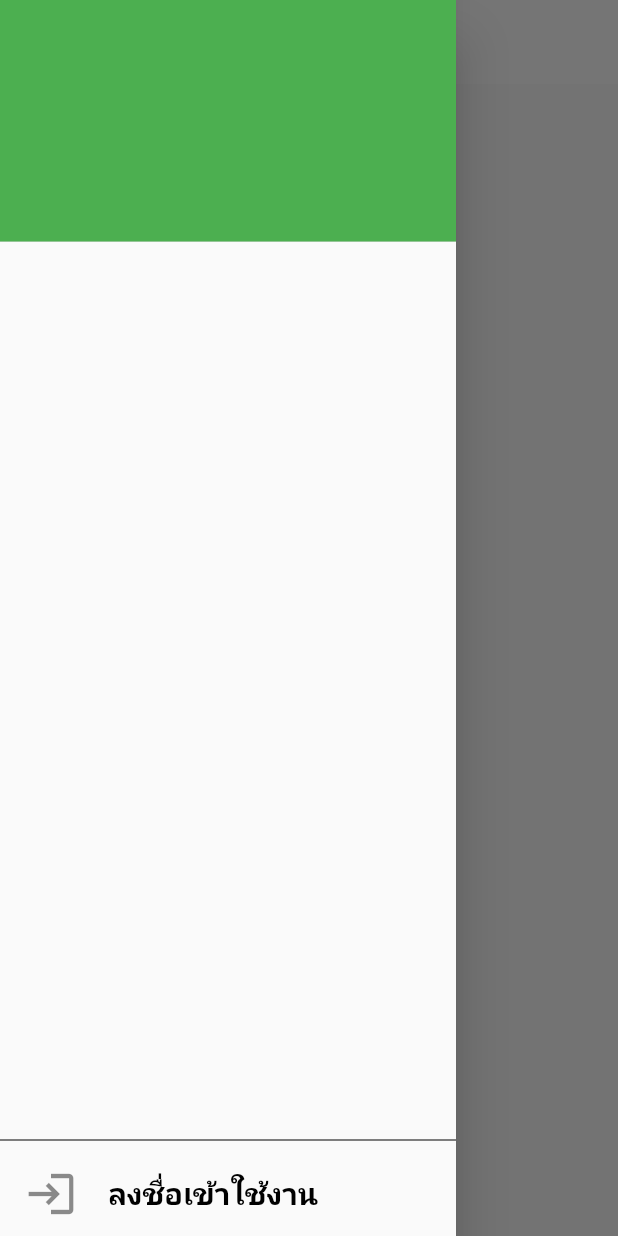
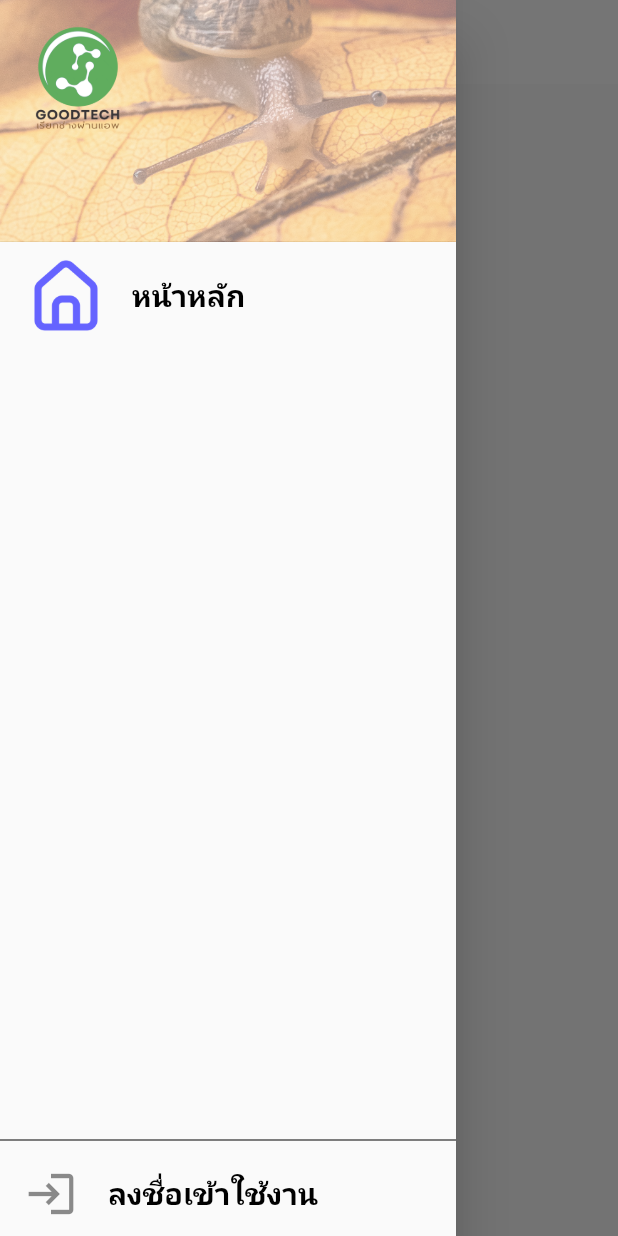
Before and after one commit to thummanoon/goodtech, a Flutter app: the screen it shows after launch, with the side drawer open, on a phone screen of 412 x 824 dp. Run offline on Flutter 3.47's test engine with Material 2 defaults, Android fonts, the phone set to English and light mode, and no system bars; our stand-ins replace cloud_firestore, firebase_auth, firebase_core, geolocator, get, google_maps_flutter; accounts and stored records are empty.

Commit message:
finish6 Dec

```diff
--- a/lib/states/main_home.dart
+++ b/lib/states/main_home.dart
@@ -5,6 +5,7 @@ import 'package:goodtech/utility/app_constant.dart';
 import 'package:goodtech/utility/app_controller.dart';
 import 'package:goodtech/utility/app_dialog.dart';
 import 'package:goodtech/widgets/widget_buttom.dart';
+import 'package:goodtech/widgets/widget_image.dart';
 import 'package:goodtech/widgets/widget_menu.dart';
 import 'package:goodtech/widgets/widget_progress.dart';
 import 'package:goodtech/widgets/widget_text.dart';
@@ -31,8 +32,8 @@ class _MainHomeState extends State<MainHome> {
 
   Future<void> checkLogin() async {
     print('userModelLogins --> ${controller.userModelLogins}');
-    await controller.findUserModelLogin().then(
-        (value) => print('userModelLogins  last --> ${controller.userModelLogins}'));
+    await controller.findUserModelLogin().then((value) =>
+        print('userModelLogins  last --> ${controller.userModelLogins}'));
 
     FirebaseAuth.instance.authStateChanges().listen((event) {
       if (event == null) {
@@ -47,6 +48,10 @@ class _MainHomeState extends State<MainHome> {
 
   @override
   Widget build(BuildContext context) {
+    return GetX(
+        init: AppController(),
+        builder: (AppController appController) {
+          print('current userModel ---> ${appController.userModelLogins}');
           return Scaffold(
             appBar: AppBar(
               title: WidgetText(
@@ -59,8 +64,61 @@ class _MainHomeState extends State<MainHome> {
                 : Drawer(
                     child: Column(
                       children: [
-                  UserAccountsDrawerHeader(
-                      accountName: null, accountEmail: null),
+                        headDrawer(appController),
+                        WidgetMenu(
+                          leadWidget: const WidgetImage(
+                            path: 'images/home.png',
+                          ),
+                          title: 'หน้าหลัก',
+                          tapFunc: () {
+                            Get.back();
+                          },
+                        ),
+                        statusLogin!
+                            ? appController.userModelLogins[0].typeUser ==
+                                    AppConstant.typeUsers[1]
+                                ? Column(
+                                    mainAxisSize: MainAxisSize.min,
+                                    children: [
+                                      WidgetMenu(
+                                        leadWidget: const WidgetImage(
+                                          path: 'images/messag.png',
+                                        ),
+                                        title: 'ข่าวสาร',
+                                        tapFunc: () {
+                                          Get.back();
+                                        },
+                                      ),
+                                      WidgetMenu(
+                                        leadWidget: const WidgetImage(
+                                          path: 'images/profine.png',
+                                        ),
+                                        title: 'profine',
+                                        tapFunc: () {
+                                          Get.back();
+                                        },
+                                      ),
+                                      WidgetMenu(
+                                        leadWidget: const WidgetImage(
+                                          path: 'images/referent.png',
+                                        ),
+                                        title: 'referent',
+                                        tapFunc: () {
+                                          Get.back();
+                                        },
+                                      ),
+                                    ],
+                                  )
+                                : WidgetMenu(
+                                    leadWidget: const WidgetImage(
+                                      path: 'images/messag.png',
+                                    ),
+                                    title: 'ข่าวสาร',
+                                    tapFunc: () {
+                                      Get.back();
+                                    },
+                                  )
+                            : const SizedBox(),
                         const Spacer(),
                         Divider(
                           color: AppConstant.dark,
@@ -68,6 +126,26 @@ class _MainHomeState extends State<MainHome> {
                         statusLogin! ? menuSignOut() : menuAuthen(),
                       ],
                     ),
+                  ),
+          );
+        });
+  }
+
+  UserAccountsDrawerHeader headDrawer(AppController appController) {
+    return UserAccountsDrawerHeader(
+      decoration: AppConstant().imageBox(path: 'images/bg1.jpg', opacity: 0.5),
+      accountName: appController.userModelLogins.isEmpty
+          ? null
+          : WidgetText(
+              text: appController.userModelLogins[0].name,
+              textStyle: AppConstant().h2Style(),
+            ),
+      currentAccountPicture: const WidgetImage(),
+      accountEmail: appController.userModelLogins.isEmpty
+          ? null
+          : WidgetText(
+              text: 'Type : ${appController.userModelLogins[0].typeUser}',
+              textStyle: AppConstant().h3Style(fontWeight: FontWeight.w500),
             ),
     );
   }
--- a/lib/widgets/widget_image.dart
+++ b/lib/widgets/widget_image.dart
@@ -4,14 +4,16 @@ class WidgetImage extends StatelessWidget {
   const WidgetImage({
     Key? key,
     this.size,
+    this.path,
   }) : super(key: key);
 
   final double? size;
+  final String? path;
 
   @override
   Widget build(BuildContext context) {
     return Image.asset(
-      'images/logot.png',
+     path ?? 'images/logot.png',
       width: size,
     );
   }
```
Also changed, not shown: lib/bodys/main_center.dart (added, +11 -0 lines), lib/bodys/message_technic.dart (added, +11 -0 lines), lib/bodys/message_user.dart (added, +11 -0 lines), lib/bodys/profile_technic.dart (added, +11 -0 lines), lib/bodys/referance_technic.dart (added, +11 -0 lines), images/home.png (added), images/messag.png (added), images/profine.png (added), images/referent.png (added). Lines whose indentation alone changed are shown as unchanged.
